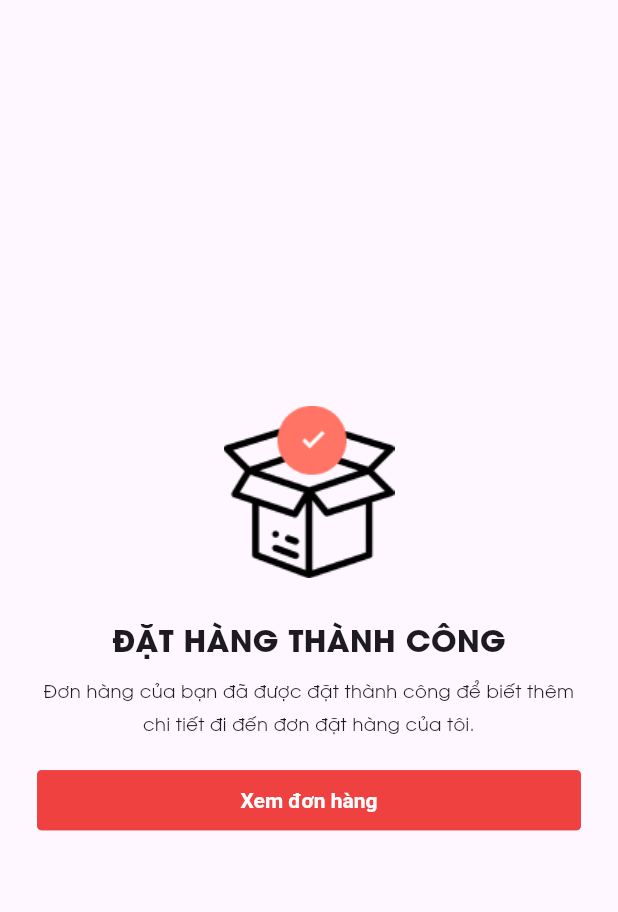
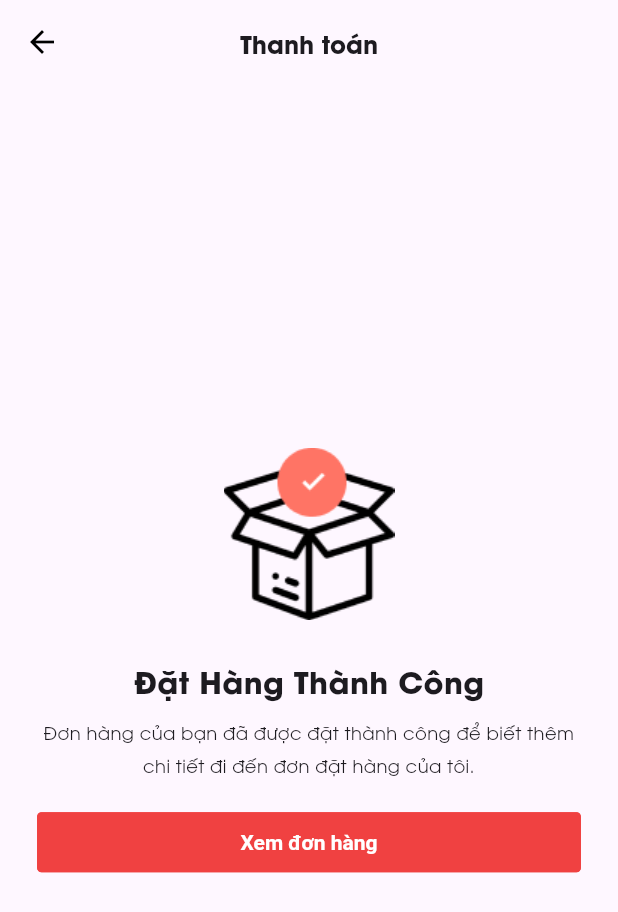
Before and after one commit to thoangson95/flutter_first, a Flutter app: the screen it shows after launch, on a phone screen of 412 x 824 dp. Shown: the top 912 px of the screen. Run offline on Flutter 3.47's test engine with Material 2 defaults, Android fonts, the phone set to English and light mode, and no system bars; drawn by our look-alikes of getwidget; our stand-ins replace google_fonts.

Commit message:
Done Page Order Suscess

```diff
--- a/lib/main.dart
+++ b/lib/main.dart
@@ -33,9 +33,18 @@ class _OrderSuccessScreenState extends State<OrderSuccessScreen> {
   @override
   Widget build(BuildContext context) {
     return Scaffold(
-      // appBar: AppBar(
-      //   title: Text(widget.title),
-      // ),
+      appBar: AppBar(
+        leading: const BackButton(color: Colors.black),
+        title: const Text(
+          'Thanh toán',
+          style: TextStyle(
+            fontWeight: FontWeight.bold,
+            fontSize: 16,
+          ),
+          textAlign: TextAlign.center,
+        ),
+        centerTitle: true,
+      ),
       body: Center(
         child: Column(
           mainAxisAlignment: MainAxisAlignment.center,
@@ -48,10 +57,9 @@ class _OrderSuccessScreenState extends State<OrderSuccessScreen> {
             ),
             Container(
               margin: const EdgeInsets.fromLTRB(20, 0, 20, 10),
-              child: Text(
-                'Đặt Hàng Thành Công'.toUpperCase(),
-                style:
-                    const TextStyle(fontWeight: FontWeight.bold, fontSize: 20),
+              child: const Text(
+                'Đặt Hàng Thành Công',
+                style: TextStyle(fontWeight: FontWeight.bold, fontSize: 20),
                 textAlign: TextAlign.center,
               ),
             ),
```
